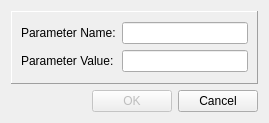
First picture: the form in src/terralib/qt/widgets/utils/ui/ParameterDialogForm.ui, repository claudiobogossian/terralib5, before the edit.
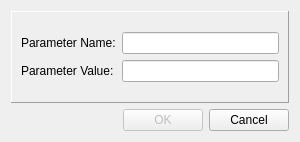
Second picture: the form after the edit.

```diff
--- a/src/terralib/qt/widgets/utils/ui/ParameterDialogForm.ui
+++ b/src/terralib/qt/widgets/utils/ui/ParameterDialogForm.ui
@@ -6,8 +6,8 @@
    <rect>
     <x>0</x>
     <y>0</y>
-    <width>269</width>
-    <height>123</height>
+    <width>300</width>
+    <height>142</height>
    </rect>
   </property>
   <property name="sizePolicy">
@@ -18,14 +18,14 @@
   </property>
   <property name="minimumSize">
    <size>
-    <width>0</width>
-    <height>123</height>
+    <width>300</width>
+    <height>142</height>
    </size>
   </property>
   <property name="maximumSize">
    <size>
     <width>16777215</width>
-    <height>123</height>
+    <height>142</height>
    </size>
   </property>
   <property name="windowTitle">
```
